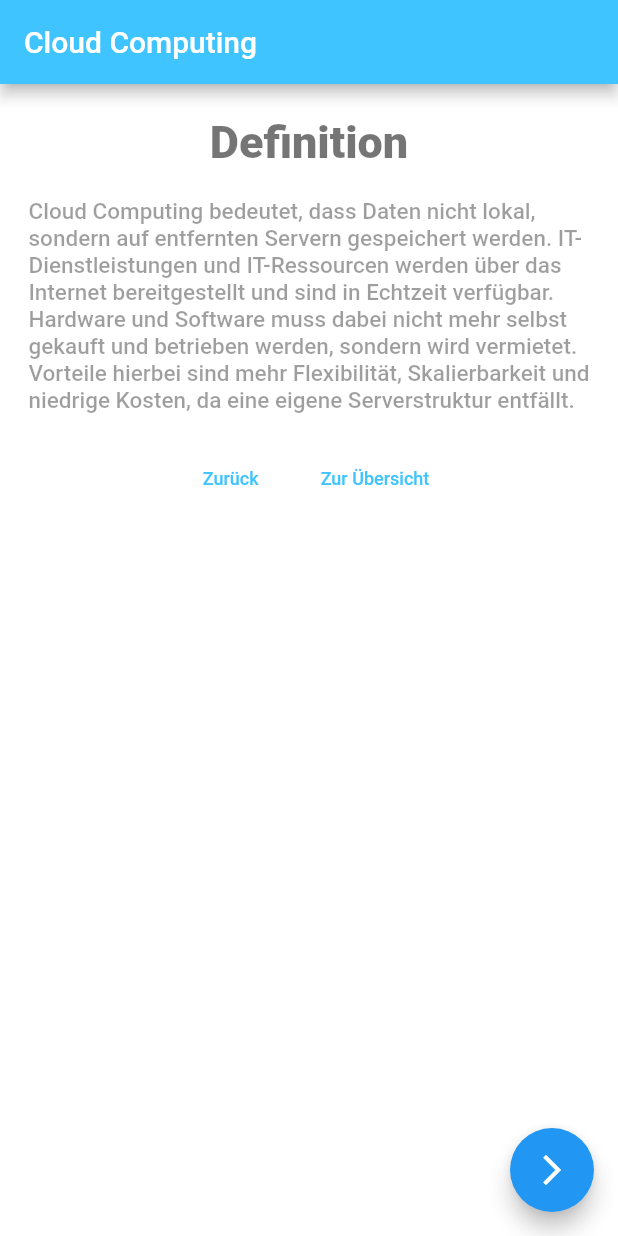
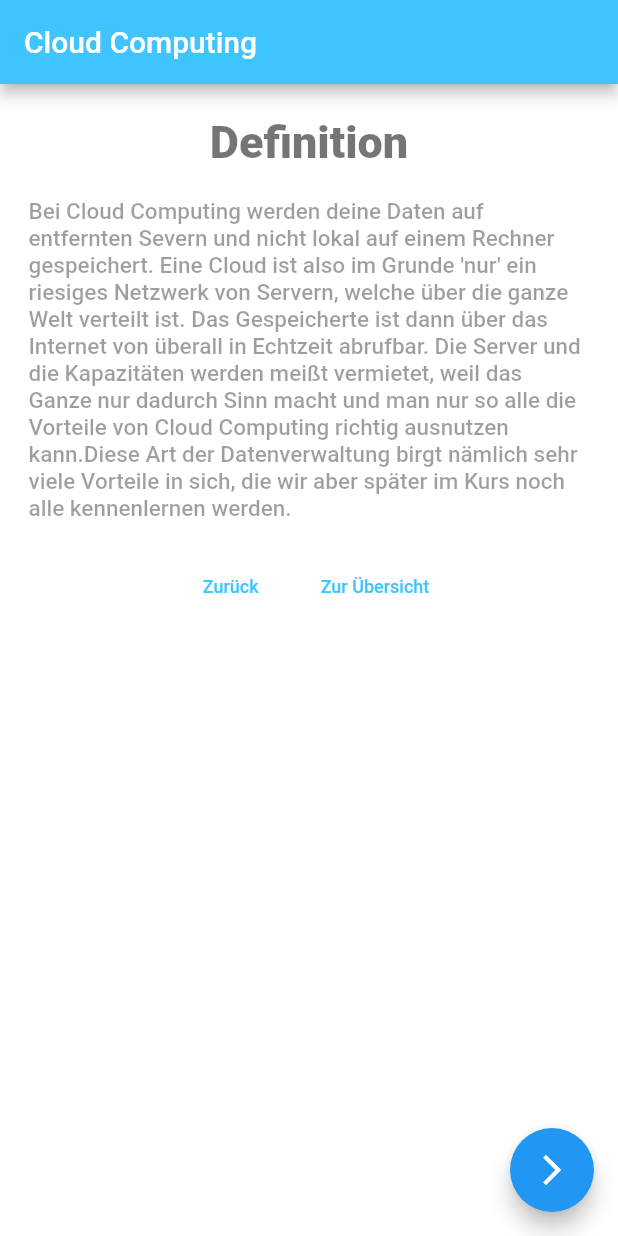
Before and after one commit to shr1mpsy/E-learning-App, a Flutter app: the screen it shows after launch, after a tap on "Cloud Computing", after a tap on the "keyboard arrow down" icon, after a tap on "Was ist Cloud Computing", on a phone screen of 412 x 824 dp. Run offline on Flutter 3.47's test engine with Material 2 defaults, Android fonts, the phone set to English and light mode, and no system bars.

Commit message:
added cosmetic changes, possibility for no Quiz, edited content

```diff
--- a/lib/Quiz.dart
+++ b/lib/Quiz.dart
@@ -130,6 +130,7 @@ class Quiz extends StatelessWidget {
 
   @override
   Widget build(BuildContext context) {
+    if(_fragen[contentIndex][entryIndex].length != 0){
       return Container(
           child: index < _fragen[contentIndex][entryIndex].length
               ? Underquiz(
@@ -139,6 +140,13 @@ class Quiz extends StatelessWidget {
                   entryIndex: entryIndex,
                   contentIndex: contentIndex
           )
-            : Result(totalScore, reset, _fragen[contentIndex][entryIndex].length));
+              : Result(totalScore, reset, _fragen[contentIndex][entryIndex].length));}
+    else{
+      return Center(
+        child: Text("Hier ist kein Quiz nötig. Du kannst gleich weiter machen!",
+          style: TextStyle(
+            fontSize: 15, fontWeight: FontWeight.w500, color: Colors.black38),),
+      );
     }
   }
+}
--- a/lib/main.dart
+++ b/lib/main.dart
@@ -41,15 +41,18 @@ class MyAppState extends State<MyApp> {
     [
       // WAS IST CLOUD COMPUTING? DEFINITION
       [
-        "Cloud Computing bedeutet, dass Daten nicht lokal, sondern auf entfernten Servern gespeichert werden."
-            " IT-Dienstleistungen und IT-Ressourcen werden über das Internet bereitgestellt und sind in Echtzeit verfügbar. "
-            "Hardware und Software muss dabei nicht mehr selbst gekauft und betrieben werden, sondern wird vermietet."
-            " Vorteile hierbei sind mehr Flexibilität, Skalierbarkeit und niedrige Kosten, da eine eigene Serverstruktur entfällt.",
-        "Eine Cloud heißt Cloud weil die dahinterliegenden Strukturen und die Server auf welchen die Daten liegen für den Nutzer unsichtbar und kaum von Bedeutung sind. "
-            "Sozusagen ist dem Nutzer all das verhüllt wie bei einer Wolke oder in Englisch Cloud."
+        "Bei Cloud Computing werden deine Daten auf entfernten Severn und nicht lokal auf einem Rechner gespeichert. Eine Cloud ist also im Grunde 'nur' ein riesiges Netzwerk von Servern, "
+            "welche über die ganze Welt verteilt ist. Das Gespeicherte ist dann über das Internet von überall in Echtzeit abrufbar. "
+            "Die Server und die Kapazitäten werden meißt vermietet, weil das Ganze nur dadurch Sinn macht und man nur so alle die Vorteile von Cloud Computing richtig ausnutzen kann."
+            "Diese Art der Datenverwaltung birgt nämlich sehr viele Vorteile in sich, die wir aber später im Kurs noch alle kennenlernen werden.",
+        "Aber warum heißt es dann Cloud? Hat das ein Sinn? \nNaja, eine Cloud heißt deswegen Cloud, weil die dahinterliegenden Strukturen und die Server auf welchen die Daten liegen für den Nutzer unsichtbar und kaum von Bedeutung sind. "
+            "Sozusagen ist dem Nutzer all das verhüllt wie bei einer Wolke oder im Englischen: Cloud. Außerdem schwebt eine Wolke weit oben über einem und überall auf der Welt gibt es sie. "
+            "Dies ist eine Anekdote dafür, dass eine Cloud von überall auf der Welt von jedem erreichbar und nutzbar ist. Der Name ist also durchaus treffend."
       ],
       //Vorteile von Cloud Computing
       [
+        //Einleitung
+        "Hmm... Aber warum macht man das Ganze denn überhaupt und mietet sich Server? Was sind denn die Vorteile davon? Naja, es gibt viele...",
         //Kosten
         "Beim Cloud Computing fallen keinerlei Investitionskosten für den Erwerb von Hardware und Software oder die"
             " Einrichtung und den Betrieb lokaler Rechenzentren an, die Serverracks, Stromversorgung und Kühlung rund "
@@ -111,6 +114,7 @@ class MyAppState extends State<MyApp> {
             "verschiedene Cloud Services oder Funktionen von verschiedenen Anbietern auszuwählen. Multi Cloud Deployments können nützlich sein, um die Kosten für Testumgebungen "
             "zu kompensieren und internen Entwicklern mehr Leistung bei geringeren Kosten zu bieten."
       ],
+      //Arten von Cloud Services
       [
         "Die meisten Cloud Computing Services lassen sich in vier große Kategorien einteilen: Infrastructure as a Service (IaaS), Platform as a Service (PaaS), "
             "Serverless und Software as a Service (SaaS). Diese werden manchmal als 'Cloud Computing Stack' bezeichnet, weil sie aufeinander aufbauen. Ihre Eigenschaften "
@@ -178,20 +182,25 @@ class MyAppState extends State<MyApp> {
         "Mit On-Demand-Software, auch bekannt als Software as a Service (SaaS), können Sie Ihren Kunden die neuesten Softwareversionen und Updates anbieten - jederzeit und überall."
       ]
     ],
+    [],
     []
   ];
 
 // Listen und dicts
 
+  //lokal
   List trailings = [
     [false, false, false, false, false, false, false],
     [],
     []
-  ]; //s
+  ];
+
+  //lokal
   final headlines = [
     [
-      ["Definition", "Warum heißt es Cloud?"],
+      ["Definition", "Namensherkunft"],
       [
+        ""
         "Kosten",
         "Geschwindigkeit",
         "Globale Skalierung",
@@ -231,6 +240,8 @@ class MyAppState extends State<MyApp> {
     [],
     []
   ];
+
+  //global
   final List entries = [
     [
       'Was ist Cloud Computing',
@@ -243,10 +254,12 @@ class MyAppState extends State<MyApp> {
     ],
     [],
     []
-  ]; //s
+  ];
+
+  // Map um entryIndex zu bekommen //global
   Map values = Map();
 
-  //Bilder für ListTile
+  //Bilder für ListTile //global
   List assets = [
     [
       "assets/cloud.jpg",
@@ -261,11 +274,11 @@ class MyAppState extends State<MyApp> {
     []
   ];
 
-  //Bilder für Content
+  //Bilder für Content //lokal
   List img = [
     [
       ["", ""],
-      ["", "", "", "", "", "", ""],
+      ["", "", "", "", "", "", "", ""],
       ["", "", "", "", ""],
       ["", "", "", "", ""],
       ["", "", "", "", ""],
@@ -412,15 +425,22 @@ class MyAppState extends State<MyApp> {
   }
 
   Widget headline(path) {
+    if (path != ""){
       return Padding(
         padding: const EdgeInsets.fromLTRB(0.0, 2.0, 0.0, 20.0),
         child: Center(
             child: Text(
               path,
               style: TextStyle(
-            fontSize: 30, color: Colors.black54, fontWeight: FontWeight.w900),
+                  fontSize: 30,
+                  color: Colors.black54,
+                  fontWeight: FontWeight.w900),
             )),
       );
+    }
+    else{
+      return Text("\n");
+    }
   }
 
   Widget switchTrailing(a) {
@@ -621,6 +641,7 @@ class MyAppState extends State<MyApp> {
               backgroundColor: Colors.lightBlueAccent,
             ),
             body: Column(
+              mainAxisAlignment: MainAxisAlignment.center,
               children: <Widget>[
                 Quiz(qindex, qtotalScore, reset, antwort, entryIndex,
                     contentIndex),
```
Lines whose indentation alone changed are shown as unchanged.
